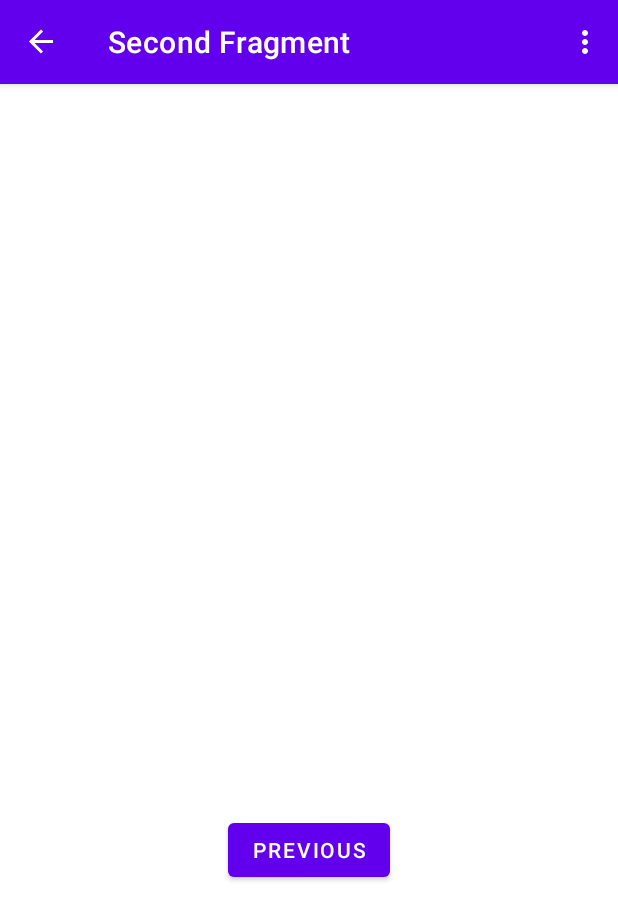
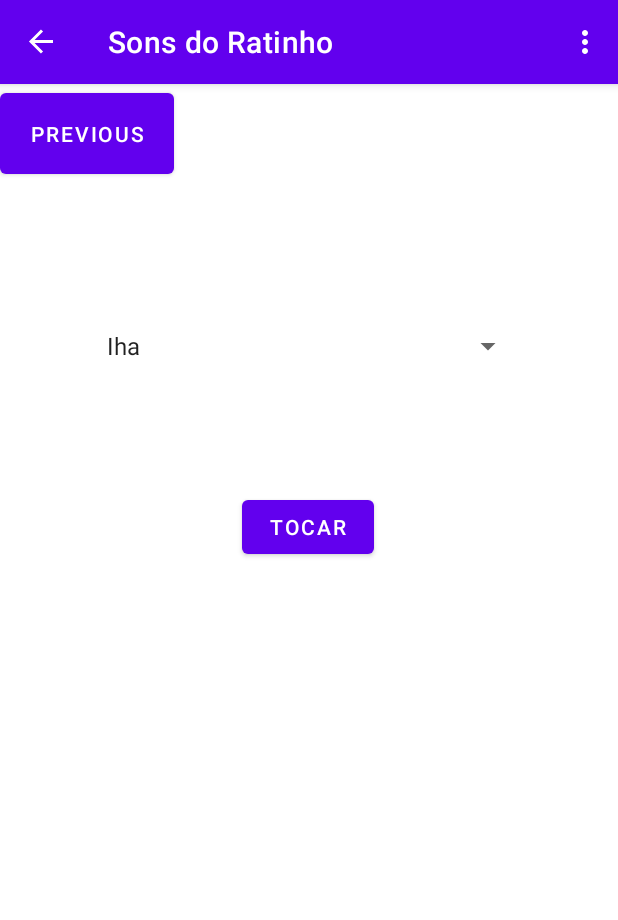
Before and after one commit to will13ano/Trabalho1ProgMobile, an Android app: the SecondFragment screen opened through its navigation route, on a phone screen of 412 x 824 dp. Shown: the top 920 px of the screen. Run offline under Robolectric (Android 15) with nearby library versions, the phone set to English and light mode, and no system bars; our stand-ins replace navigation-ui.

Commit message:
[NEW] added spinner to sounds

```diff
--- a/app/src/main/java/com/example/trabalho1progmobile/MainActivity.java
+++ b/app/src/main/java/com/example/trabalho1progmobile/MainActivity.java
@@ -1,11 +1,13 @@
 package com.example.trabalho1progmobile;
 
+import android.media.MediaPlayer;
 import android.os.Bundle;
 
 import com.google.android.material.snackbar.Snackbar;
 
 import androidx.appcompat.app.AppCompatActivity;
 
+import android.provider.MediaStore;
 import android.view.View;
 
 import androidx.navigation.NavController;
@@ -17,6 +19,7 @@ import com.example.trabalho1progmobile.databinding.ActivityMainBinding;
 
 import android.view.Menu;
 import android.view.MenuItem;
+import android.widget.Button;
 
 public class MainActivity extends AppCompatActivity {
 
--- a/app/src/main/java/com/example/trabalho1progmobile/SecondFragment.java
+++ b/app/src/main/java/com/example/trabalho1progmobile/SecondFragment.java
@@ -1,9 +1,14 @@
 package com.example.trabalho1progmobile;
 
+import android.media.MediaPlayer;
 import android.os.Bundle;
 import android.view.LayoutInflater;
 import android.view.View;
 import android.view.ViewGroup;
+import android.widget.AdapterView;
+import android.widget.ArrayAdapter;
+import android.widget.Button;
+import android.widget.Spinner;
 
 import androidx.annotation.NonNull;
 import androidx.fragment.app.Fragment;
@@ -11,24 +16,29 @@ import androidx.navigation.fragment.NavHostFragment;
 
 import com.example.trabalho1progmobile.databinding.FragmentSecondBinding;
 
-public class SecondFragment extends Fragment {
+public class SecondFragment extends Fragment implements AdapterView.OnItemSelectedListener {
 
     private FragmentSecondBinding binding;
+    private String selectedSound;
 
     @Override
     public View onCreateView(
             LayoutInflater inflater, ViewGroup container,
             Bundle savedInstanceState
     ) {
-
+//        binding.spinnerSound.setOnItemSelectedListener(this);
         binding = FragmentSecondBinding.inflate(inflater, container, false);
+        Spinner spinner = (Spinner) binding.soundSpinner;
+        ArrayAdapter<CharSequence> adapter = ArrayAdapter.createFromResource(getActivity(),
+                R.array.sounds, android.R.layout.simple_spinner_item);
+        adapter.setDropDownViewResource(android.R.layout.simple_spinner_dropdown_item);
+        spinner.setAdapter(adapter);
         return binding.getRoot();
 
     }
 
     public void onViewCreated(@NonNull View view, Bundle savedInstanceState) {
         super.onViewCreated(view, savedInstanceState);
-
         binding.buttonSecond.setOnClickListener(new View.OnClickListener() {
             @Override
             public void onClick(View view) {
@@ -36,6 +46,15 @@ public class SecondFragment extends Fragment {
                         .navigate(R.id.action_SecondFragment_to_FirstFragment);
             }
         });
+        binding.soundSpinner.setOnItemSelectedListener(this);
+        binding.buttonSound.setOnClickListener(new View.OnClickListener() {
+            @Override
+            public void onClick(View view) {
+                MediaPlayer Sound = MediaPlayer.create(getActivity(), getSound(selectedSound));
+                Sound.start();
+            }
+        });
+
     }
 
     @Override
@@ -44,4 +63,30 @@ public class SecondFragment extends Fragment {
         binding = null;
     }
 
+    @Override
+    public void onItemSelected(AdapterView<?> adapterView, View view, int i, long l) {
+        selectedSound = binding.soundSpinner.getItemAtPosition(i).toString();
+    }
+
+    @Override
+    public void onNothingSelected(AdapterView<?> adapterView) {
+        selectedSound = new String ("Iha");
+    }
+
+    public int getSound(String sound){
+        switch(sound){
+            case "Iha":
+                return R.raw.iha;
+            case "Não é o pai":
+                return R.raw.naoeopai;
+            case "Rapaz":
+                return R.raw.rapaz;
+            case "Ratinho":
+                return R.raw.ratinho;
+            case "Uepa":
+                return R.raw.uepa;
+            default:
+                return 0;
+        }
+    }
 }
--- a/app/src/main/res/layout/fragment_second.xml
+++ b/app/src/main/res/layout/fragment_second.xml
@@ -12,16 +12,42 @@
         android:layout_height="wrap_content"
         app:layout_constraintBottom_toTopOf="@id/button_second"
         app:layout_constraintEnd_toEndOf="parent"
+        app:layout_constraintHorizontal_bias="0.094"
         app:layout_constraintStart_toStartOf="parent"
         app:layout_constraintTop_toTopOf="parent" />
 
     <Button
         android:id="@+id/button_second"
-        android:layout_width="wrap_content"
-        android:layout_height="wrap_content"
+
+        android:layout_width="116dp"
+        android:layout_height="66dp"
         android:text="@string/previous"
         app:layout_constraintBottom_toBottomOf="parent"
         app:layout_constraintEnd_toEndOf="parent"
+        app:layout_constraintHorizontal_bias="0.0"
         app:layout_constraintStart_toStartOf="parent"
-        app:layout_constraintTop_toBottomOf="@id/textview_second" />
+        app:layout_constraintTop_toTopOf="parent"
+        app:layout_constraintVertical_bias="0.0" />
+
+    <Spinner
+        android:id="@+id/sound_spinner"
+        android:layout_width="286dp"
+        android:layout_height="65dp"
+        android:layout_marginTop="76dp"
+        android:contentDescription="Sons"
+        app:layout_constraintEnd_toEndOf="parent"
+        app:layout_constraintStart_toStartOf="parent"
+        app:layout_constraintTop_toBottomOf="@+id/button_second" />
+
+    <Button
+        android:id="@+id/buttonSound"
+        android:layout_width="wrap_content"
+        android:layout_height="wrap_content"
+        android:layout_marginTop="64dp"
+        android:text="Tocar"
+        app:layout_constraintEnd_toEndOf="parent"
+        app:layout_constraintHorizontal_bias="0.498"
+        app:layout_constraintStart_toStartOf="parent"
+        app:layout_constraintTop_toBottomOf="@+id/sound_spinner" />
+
 </androidx.constraintlayout.widget.ConstraintLayout>
--- a/app/src/main/res/values/strings.xml
+++ b/app/src/main/res/values/strings.xml
@@ -3,7 +3,7 @@
     <string name="action_settings">Settings</string>
     <!-- Strings used for fragments for navigation -->
     <string name="first_fragment_label">First Fragment</string>
-    <string name="second_fragment_label">Second Fragment</string>
+    <string name="second_fragment_label">Sons do Ratinho</string>
     <string name="third_fragment_label">Third Fragment</string>
     <string name="next">Next</string>
     <string name="previous">Previous</string>
@@ -12,4 +12,11 @@
     <string name="hello_second_fragment">Hello second fragment. Arg: %1$s</string>
     <!-- TODO: Remove or change this placeholder text -->
     <string name="hello_third_fragment">Hello third fragment</string>
+    <string-array name="sounds">
+        <item>Iha</item>
+        <item>Não é o pai</item>
+        <item>Rapaz</item>
+        <item>Ratinho</item>
+        <item>Uepa</item>
+    </string-array>
 </resources>
```
Also changed, not shown: app/src/main/res/layout/fragment_third.xml (+11 -14 lines).
